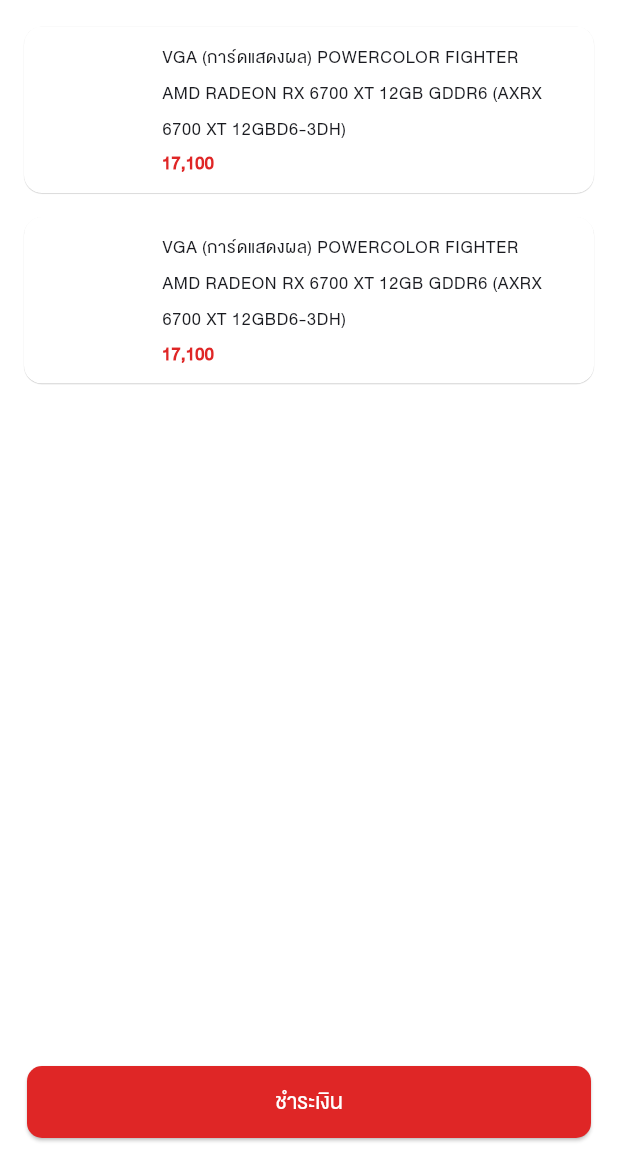
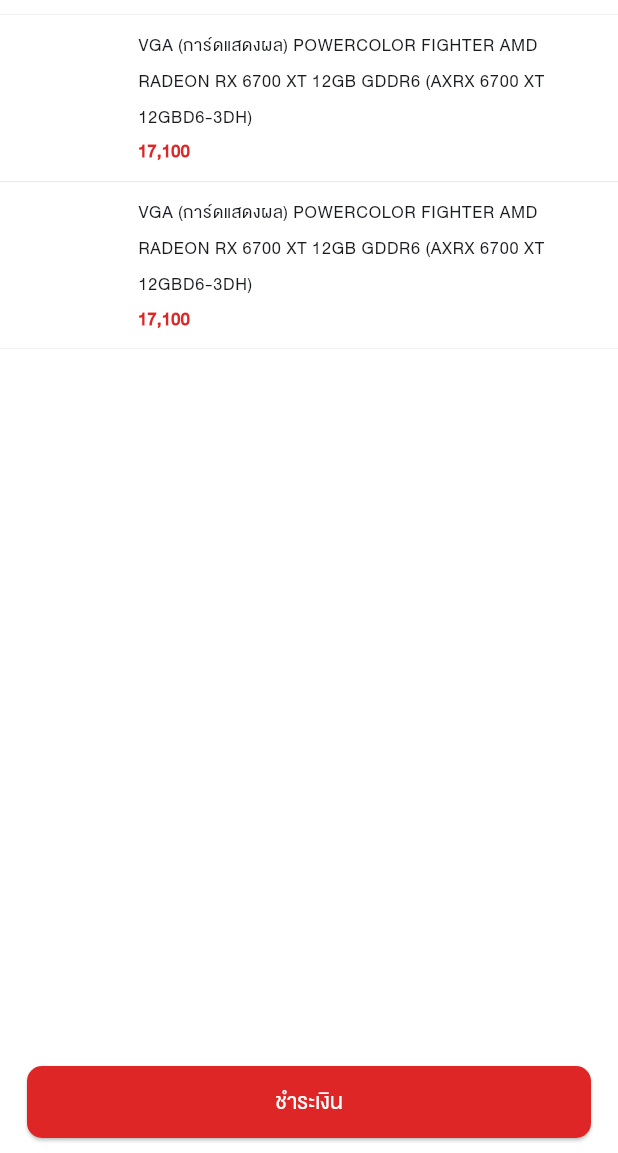
Before and after one commit to 7arthit/computer_shop_app, a Flutter app: the ProductOrderPage screen opened directly, on a phone screen of 412 x 824 dp, the part 83-1236 px from its top. Run offline on Flutter 3.47's test engine with Material 3 defaults, Android fonts, the phone set to English and light mode, and no system bars; our stand-ins replace auto_size_text, bloc, dartz, dio, equatable, flutter_bloc and 7 more; accounts and stored records are empty; generated files the repository leaves out were written again; network calls fail.

Commit message:
update delete order

```diff
--- a/lib/src/presentation/pages/product_order/widget/product_order_listview.dart
+++ b/lib/src/presentation/pages/product_order/widget/product_order_listview.dart
@@ -24,13 +24,33 @@ class ProductOrderListView extends StatelessWidget {
                 itemCount: state.order.length,
                 itemBuilder: (context, index) {
                   final order = state.order[index];
-                  return Card(
+                  return Dismissible(
+                    key: Key(order.id.toString()),
+                    direction: DismissDirection.endToStart,
+                    background: Container(
+                      color: AppTheme.red,
+                      alignment: Alignment.centerRight,
+                      padding: const EdgeInsets.only(right: 20.0),
+                      child: const Icon(
+                        Icons.delete,
                         color: AppTheme.white,
-                      margin: const EdgeInsets.symmetric(
-                          vertical: 8.0, horizontal: 16.0,
                       ),
-                      elevation: 0.25,
-                      child: ListTile(
+                    ),
+                    onDismissed: (direction) {
+                      if (direction == DismissDirection.endToStart) {
+                        context.read<ProductOrderCubit>().deleteOrder(order);
+                      }
+                    },
+                    child: Container(
+                      decoration: const BoxDecoration(
+                        border: Border(
+                          top: BorderSide(color: Colors.black12, width: 0.25),
+                          bottom: BorderSide(color: Colors.black12, width: 0.25),
+                        ),
+                      ),
+                      child: Column(
+                        children: [
+                          ListTile(
                             leading: Image.network(
                               order.image,
                               width: 60.0,
@@ -61,6 +81,9 @@ class ProductOrderListView extends StatelessWidget {
                               ),
                             ),
                           ),
+                        ],
+                      ),
+                    ),
                   );
                 },
               ),
```
Lines whose indentation alone changed are shown as unchanged.
